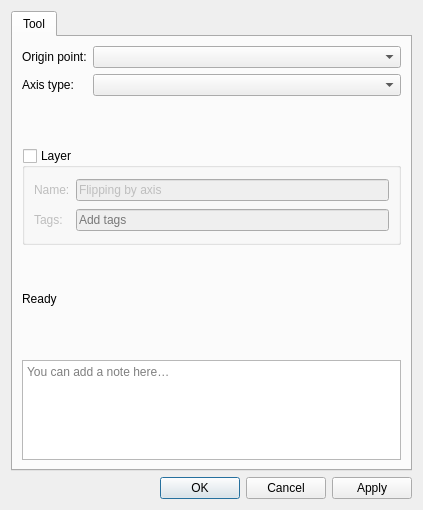
Above: src/libs/vtools/dialogs/tools/dialogflippingbyaxis.ui from equinox-patterns/Ostara before the change. Below: the same form after it.
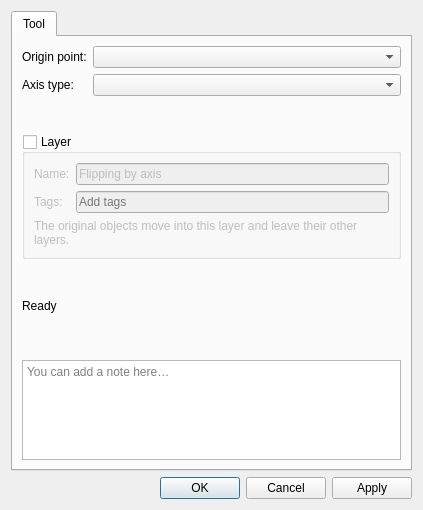
That is the form after the change. Icons and pictures are not drawn. Custom widgets are drawn as their Qt base class.

Patch:
```diff
--- a/src/libs/vtools/dialogs/tools/dialogflippingbyaxis.ui
+++ b/src/libs/vtools/dialogs/tools/dialogflippingbyaxis.ui
@@ -105,6 +105,16 @@
             </property>
            </widget>
           </item>
+          <item row="2" column="0" colspan="2">
+           <widget class="QLabel" name="labelLayerHint">
+            <property name="text">
+             <string>The original objects move into this layer and leave their other layers.</string>
+            </property>
+            <property name="wordWrap">
+             <bool>true</bool>
+            </property>
+           </widget>
+          </item>
          </layout>
         </widget>
        </item>
```
